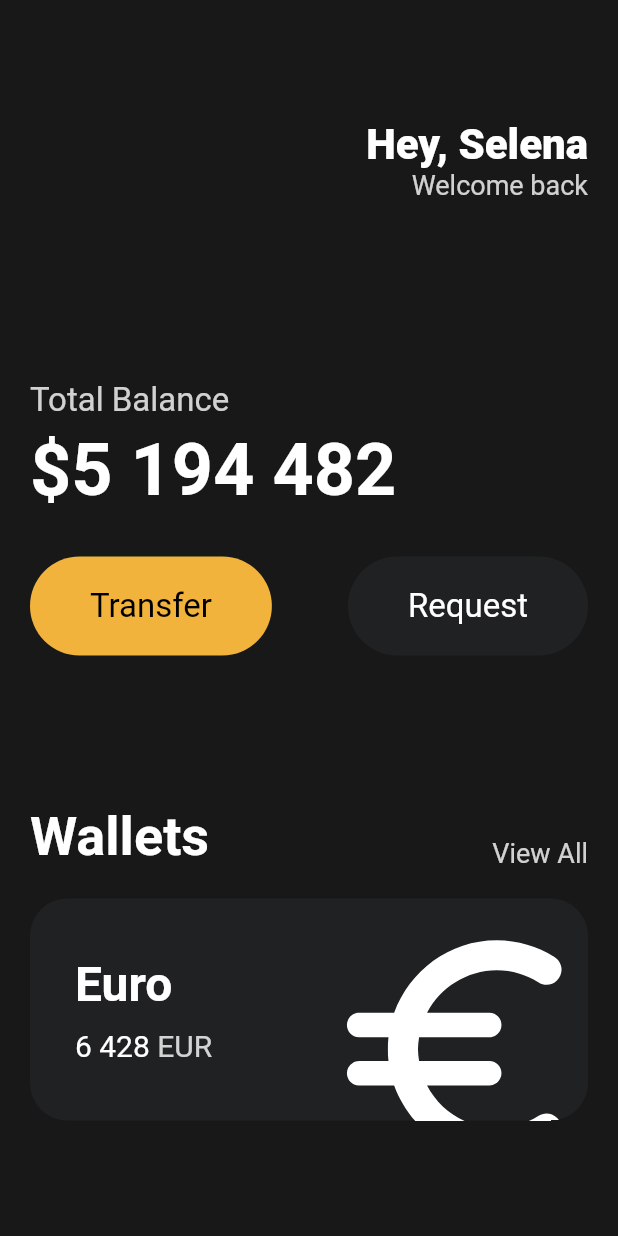
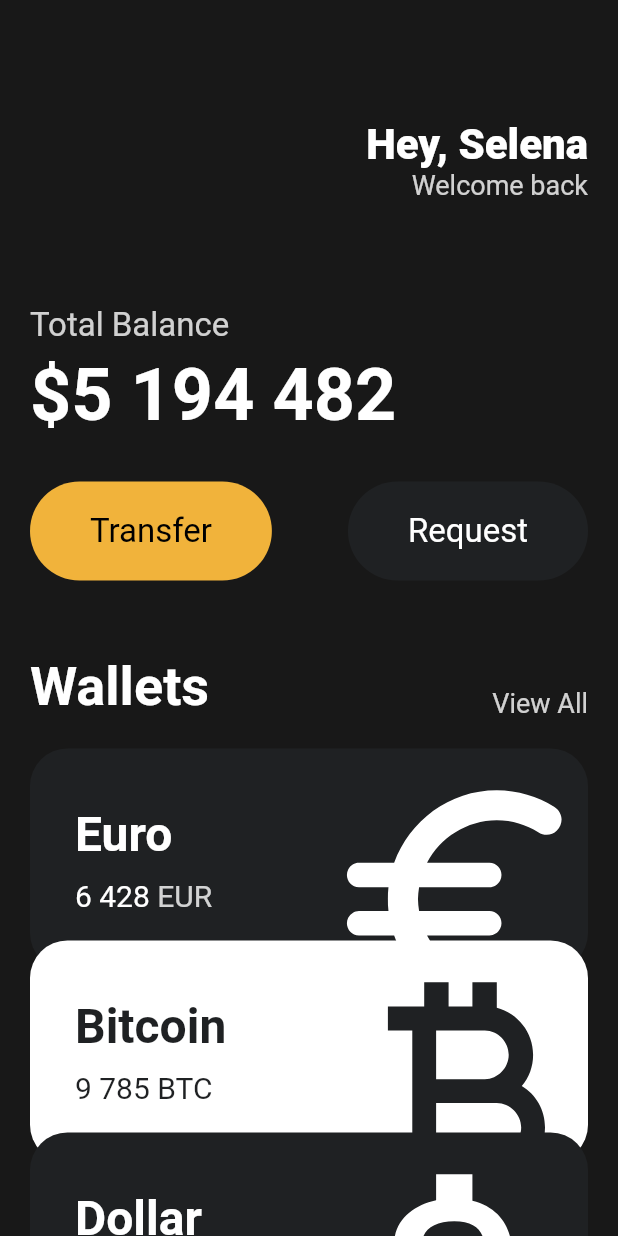
Before and after one commit to Lecture-Summary/toonflix, a Flutter app: the screen it shows after launch, on a phone screen of 412 x 824 dp. Run offline on Flutter 3.47's test engine with Material 2 defaults, Android fonts, the phone set to English and light mode, and no system bars.

Commit message:
#3.8 Reusable Cards

```diff
--- a/lib/main.dart
+++ b/lib/main.dart
@@ -1,5 +1,6 @@
 import 'package:flutter/material.dart';
 import 'package:toonflix/widgets/button.dart';
+import 'package:toonflix/widgets/currency_card.dart';
 
 void main() {
   runApp(App());
@@ -11,7 +12,8 @@ class App extends StatelessWidget {
     return MaterialApp(
       home: Scaffold(
         backgroundColor: const Color(0xFF181818),
-        body: Padding(
+        body: SingleChildScrollView(
+          child: Padding(
             padding: const EdgeInsets.symmetric(horizontal: 20),
             child: Column(
               crossAxisAlignment: CrossAxisAlignment.start,
@@ -45,7 +47,7 @@ class App extends StatelessWidget {
                   ],
                 ),
                 const SizedBox(
-                height: 120,
+                  height: 70,
                 ),
                 Text(
                   'Total Balance',
@@ -84,7 +86,7 @@ class App extends StatelessWidget {
                   ],
                 ),
                 const SizedBox(
-                height: 100,
+                  height: 50,
                 ),
                 Row(
                   crossAxisAlignment: CrossAxisAlignment.end,
@@ -110,70 +112,35 @@ class App extends StatelessWidget {
                 const SizedBox(
                   height: 20,
                 ),
-              Container(
-                clipBehavior: Clip.hardEdge,
-                decoration: BoxDecoration(
-                  color: const Color(0xFF1F2123),
-                  borderRadius: BorderRadius.circular(25),
+                const CurrencyCard(
+                  name: 'Euro',
+                  code: 'EUR',
+                  amount: '6 428',
+                  icon: Icons.euro_rounded,
+                  isInverted: false,
                 ),
-                child: Padding(
-                  padding: const EdgeInsets.all(30),
-                  child: Row(
-                    mainAxisAlignment: MainAxisAlignment.spaceBetween,
-                    children: [
-                      Column(
-                        crossAxisAlignment: CrossAxisAlignment.start,
-                        children: [
-                          const Text(
-                            'Euro',
-                            style: TextStyle(
-                              color: Colors.white,
-                              fontSize: 32,
-                              fontWeight: FontWeight.w600,
+                Transform.translate(
+                  offset: const Offset(0, -20),
+                  child: const CurrencyCard(
+                    name: 'Bitcoin',
+                    code: 'BTC',
+                    amount: '9 785',
+                    icon: Icons.currency_bitcoin,
+                    isInverted: true,
                   ),
                 ),
-                          const SizedBox(
-                            height: 10,
-                          ),
-                          Row(
-                            children: [
-                              const Text(
-                                '6 428',
-                                style: TextStyle(
-                                  color: Colors.white,
-                                  fontSize: 20,
-                                ),
-                              ),
-                              const SizedBox(
-                                width: 5,
-                              ),
-                              Text(
-                                'EUR',
-                                style: TextStyle(
-                                  color: Colors.white.withOpacity(0.8),
-                                  fontSize: 20,
+                Transform.translate(
+                  offset: const Offset(0, -40),
+                  child: const CurrencyCard(
+                    name: 'Dollar',
+                    code: 'USD',
+                    amount: '428',
+                    icon: Icons.attach_money_outlined,
+                    isInverted: false,
                   ),
                 ),
               ],
-                          )
-                        ],
             ),
-                      Transform.scale(
-                        scale: 2.2,
-                        child: Transform.translate(
-                          offset: const Offset(-5, 12),
-                          child: const Icon(
-                            Icons.euro_rounded,
-                            color: Colors.white,
-                            size: 88,
-                          ),
-                        ),
-                      )
-                    ],
-                  ),
-                ),
-              )
-            ],
           ),
         ),
       ),
--- /dev/null
+++ b/lib/widgets/currency_card.dart
@@ -0,0 +1,87 @@
+import 'package:flutter/material.dart';
+
+class CurrencyCard extends StatelessWidget {
+  final String name, code, amount;
+  final IconData icon;
+  final bool isInverted;
+
+  final _blackColor = const Color(0xFF1F2123);
+
+  const CurrencyCard({
+    super.key,
+    required this.name,
+    required this.code,
+    required this.amount,
+    required this.icon,
+    required this.isInverted,
+  });
+
+  @override
+  Widget build(BuildContext context) {
+    return Container(
+      clipBehavior: Clip.hardEdge,
+      decoration: BoxDecoration(
+        color: isInverted ? Colors.white : _blackColor,
+        borderRadius: BorderRadius.circular(25),
+      ),
+      child: Padding(
+        padding: const EdgeInsets.all(30),
+        child: Row(
+          mainAxisAlignment: MainAxisAlignment.spaceBetween,
+          children: [
+            Column(
+              crossAxisAlignment: CrossAxisAlignment.start,
+              children: [
+                Text(
+                  name,
+                  style: TextStyle(
+                    color: isInverted ? _blackColor : Colors.white,
+                    fontSize: 32,
+                    fontWeight: FontWeight.w600,
+                  ),
+                ),
+                const SizedBox(
+                  height: 10,
+                ),
+                Row(
+                  children: [
+                    Text(
+                      amount,
+                      style: TextStyle(
+                        color: isInverted ? _blackColor : Colors.white,
+                        fontSize: 20,
+                      ),
+                    ),
+                    const SizedBox(
+                      width: 5,
+                    ),
+                    Text(
+                      code,
+                      style: TextStyle(
+                        color: isInverted
+                            ? _blackColor
+                            : Colors.white.withOpacity(0.8),
+                        fontSize: 20,
+                      ),
+                    ),
+                  ],
+                )
+              ],
+            ),
+            Transform.scale(
+              scale: 2.2,
+              child: Transform.translate(
+                offset: const Offset(-5, 12),
+                child: Icon(
+                  icon,
+                  color: isInverted ? _blackColor : Colors.white,
+                  size: 88,
+                ),
+              ),
+            )
+          ],
+        ),
+      ),
+    );
+  }
+}
```
Lines whose indentation alone changed are shown as unchanged.
